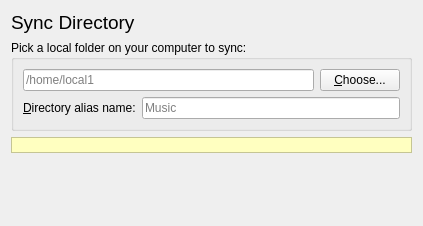
First picture: the form in src/mirall/folderwizardsourcepage.ui, repository GrossLukas/client, before the edit.
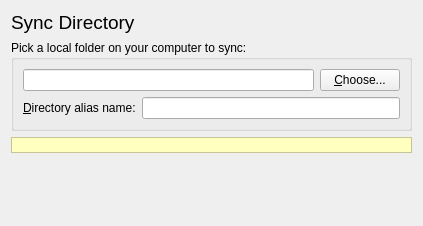
Second picture: the form after the edit.

Diff of the .ui file:
```diff
--- a/src/mirall/folderwizardsourcepage.ui
+++ b/src/mirall/folderwizardsourcepage.ui
@@ -35,11 +35,7 @@
       <item row="0" column="0">
        <layout class="QHBoxLayout" name="horizontalLayout_2">
         <item>
-         <widget class="QLineEdit" name="localFolderLineEdit">
-          <property name="placeholderText">
-           <string>/home/local1</string>
-          </property>
-         </widget>
+         <widget class="QLineEdit" name="localFolderLineEdit"/>
         </item>
         <item>
          <widget class="QPushButton" name="localFolderChooseBtn">
@@ -63,11 +59,7 @@
          </widget>
         </item>
         <item>
-         <widget class="QLineEdit" name="aliasLineEdit">
-          <property name="placeholderText">
-           <string>Music</string>
-          </property>
-         </widget>
+         <widget class="QLineEdit" name="aliasLineEdit"/>
         </item>
        </layout>
       </item>
```
